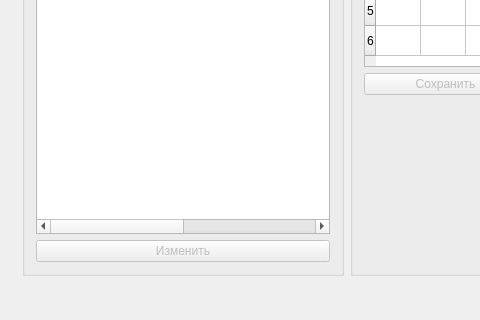
This is SalaryCount/SalaryCount/salarycount.ui in artemkurylev/mdkp as Qt 5 draws it before an edit; both pictures show x 0 to 480 and y 232 to 552 of the 732 by 552 pixel window. The edited form follows.
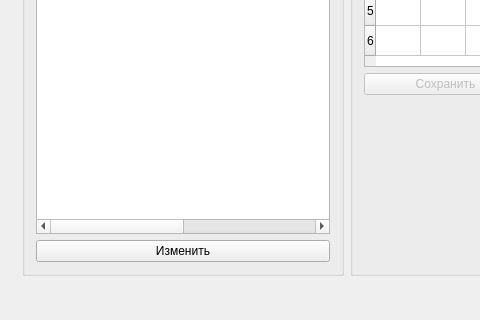
This is the edited form. Icons and pictures are not drawn.

Commit message: Добавлена работа режима редактирования(пока без сохранения данных)

```diff
--- a/SalaryCount/SalaryCount/salarycount.ui
+++ b/SalaryCount/SalaryCount/salarycount.ui
@@ -664,7 +664,7 @@
            <item>
             <widget class="QPushButton" name="updateLaborBtn">
              <property name="enabled">
-              <bool>false</bool>
+              <bool>true</bool>
              </property>
              <property name="text">
               <string>Изменить</string>
```
The commit also changes 2 other files.
